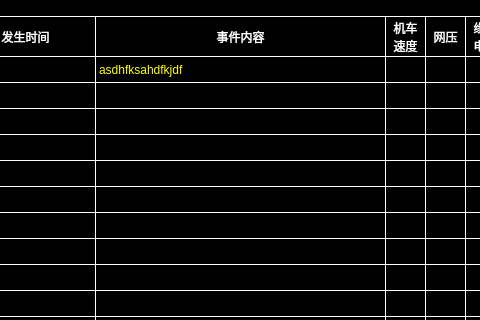
The window that fault_history.ui (isliulin/Plan85HMI) describes before a commit, drawn with Qt 5; both pictures show x 165 to 645 and y 0 to 320 of the 800 by 500 pixel window.
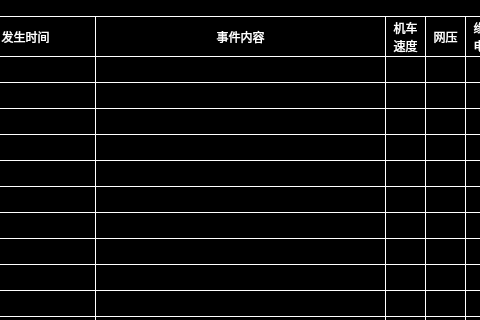
The same window after the commit.

Diff of the .ui file:
```diff
--- a/fault_history.ui
+++ b/fault_history.ui
@@ -253,7 +253,7 @@
     <string notr="true">color:yellow;</string>
    </property>
    <property name="text">
-    <string>asdhfksahdfkjdf</string>
+    <string/>
    </property>
   </widget>
   <widget class="QPushButton" name="PB_down">
```
